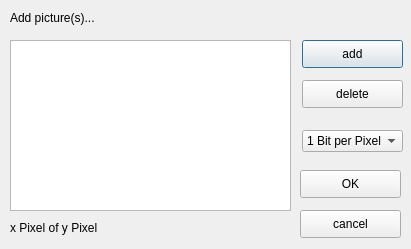
Qt form addpicdialog.ui (HAW-AI/Steganography) before a commit.
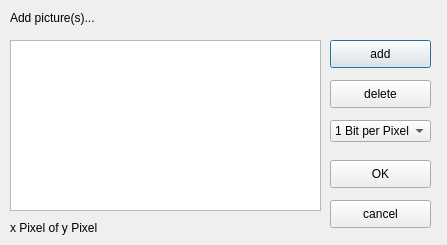
The same form after that commit.

```diff
--- a/addpicdialog.ui
+++ b/addpicdialog.ui
@@ -6,8 +6,8 @@
    <rect>
     <x>0</x>
     <y>0</y>
-    <width>411</width>
-    <height>249</height>
+    <width>447</width>
+    <height>245</height>
    </rect>
   </property>
   <property name="windowTitle">
@@ -26,20 +26,10 @@
     <string>Add picture(s)...</string>
    </property>
   </widget>
-  <widget class="QTextEdit" name="picTextArea">
-   <property name="geometry">
-    <rect>
-     <x>10</x>
-     <y>40</y>
-     <width>281</width>
-     <height>171</height>
-    </rect>
-   </property>
-  </widget>
   <widget class="QPushButton" name="addButton">
    <property name="geometry">
     <rect>
-     <x>302</x>
+     <x>330</x>
      <y>40</y>
      <width>101</width>
      <height>28</height>
@@ -52,7 +42,7 @@
   <widget class="QPushButton" name="delButton">
    <property name="geometry">
     <rect>
-     <x>302</x>
+     <x>330</x>
      <y>80</y>
      <width>101</width>
      <height>28</height>
@@ -65,8 +55,8 @@
   <widget class="QPushButton" name="okButton">
    <property name="geometry">
     <rect>
-     <x>300</x>
-     <y>170</y>
+     <x>330</x>
+     <y>160</y>
      <width>101</width>
      <height>28</height>
     </rect>
@@ -78,8 +68,8 @@
   <widget class="QPushButton" name="cancleButton">
    <property name="geometry">
     <rect>
-     <x>300</x>
-     <y>210</y>
+     <x>330</x>
+     <y>200</y>
      <width>101</width>
      <height>28</height>
     </rect>
@@ -104,8 +94,8 @@
   <widget class="QComboBox" name="bpPComboBox">
    <property name="geometry">
     <rect>
-     <x>302</x>
-     <y>130</y>
+     <x>330</x>
+     <y>120</y>
      <width>101</width>
      <height>22</height>
     </rect>
@@ -126,6 +116,16 @@
     </property>
    </item>
   </widget>
+  <widget class="QListWidget" name="picList">
+   <property name="geometry">
+    <rect>
+     <x>10</x>
+     <y>40</y>
+     <width>311</width>
+     <height>171</height>
+    </rect>
+   </property>
+  </widget>
  </widget>
  <resources/>
  <connections/>
```
